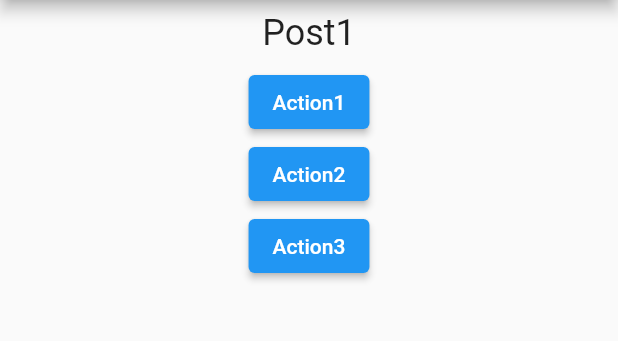
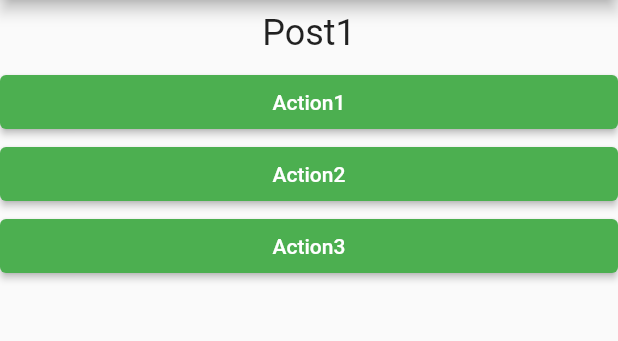
Before and after one commit to michalfirszt/flutter_posts_app, a Flutter app: the screen it shows after launch, on a phone screen of 412 x 824 dp, the part 84-425 px from its top. Run offline on Flutter 3.47's test engine with Material 2 defaults, Android fonts, the light colour scheme and no system bars.

Commit message:
Post action button

```diff
--- a/lib/main.dart
+++ b/lib/main.dart
@@ -1,5 +1,6 @@
 import 'package:flutter/material.dart';
 
+import './widgets/post_action_button.dart';
 import './widgets/post_item.dart';
 
 void main() {
@@ -41,17 +42,17 @@ class _AppState extends State<App> {
           PostItem(
             title: App.posts[_postIndex],
           ),
-          ElevatedButton(
+          PostActionButton(
             onPressed: () => _buttonAction(1),
-            child: const Text('Action1'),
+            title: const Text('Action1'),
           ),
-          ElevatedButton(
+          PostActionButton(
             onPressed: () => _buttonAction(2),
-            child: const Text('Action2'),
+            title: const Text('Action2'),
           ),
-          ElevatedButton(
+          PostActionButton(
             onPressed: () => _buttonAction(3),
-            child: const Text('Action3'),
+            title: const Text('Action3'),
           ),
         ]),
       ),
--- /dev/null
+++ b/lib/widgets/post_action_button.dart
@@ -0,0 +1,29 @@
+import 'package:flutter/material.dart';
+
+class PostActionButton extends StatelessWidget {
+  const PostActionButton({
+    Key? key,
+    required this.title,
+    required this.onPressed,
+    this.backgroundColor,
+  }) : super(key: key);
+
+  final Widget title;
+  final void Function() onPressed;
+  final MaterialStateProperty<Color?>? backgroundColor;
+
+  @override
+  Widget build(BuildContext context) {
+    return SizedBox(
+      width: double.infinity,
+      child: ElevatedButton(
+        onPressed: onPressed,
+        style: ButtonStyle(
+          backgroundColor:
+              backgroundColor ?? MaterialStateProperty.all<Color>(Colors.green),
+        ),
+        child: title,
+      ),
+    );
+  }
+}
```
